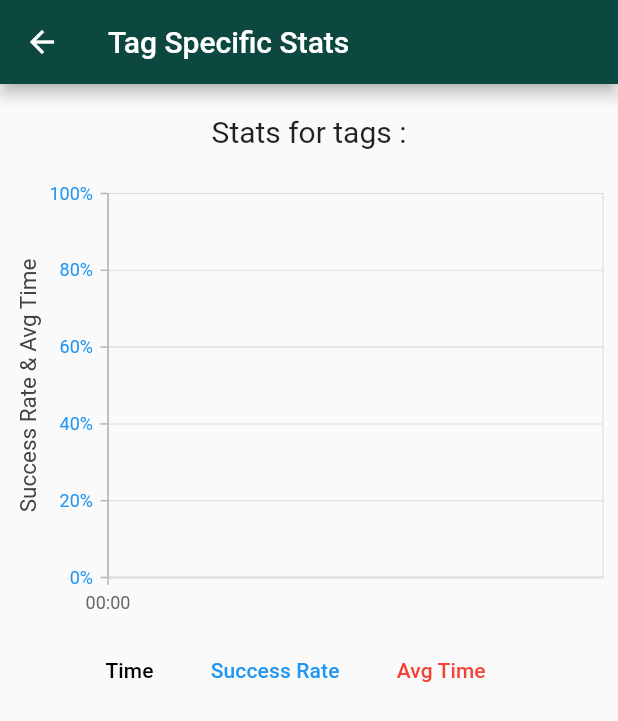
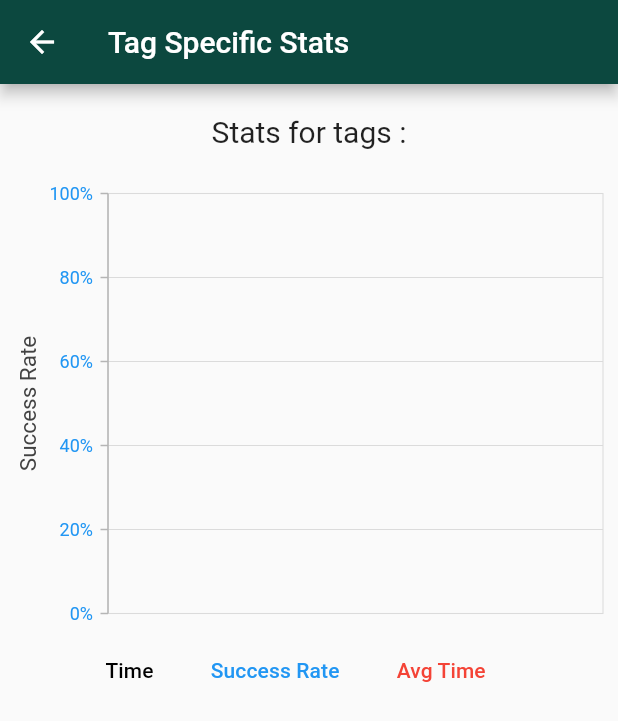
Before and after one commit to Moa1er/LinguaVocab, a Flutter app: the StatIndivPage screen opened directly with empty values, on a phone screen of 412 x 824 dp. Shown: the top 721 px of the screen. Run offline on Flutter 3.47's test engine with Material 2 defaults, Android fonts, the phone set to English and light mode, and no system bars; our stand-ins replace permission_handler, syncfusion_flutter_charts; statements that could not run were skipped.

Commit message:
curve on graph now same orientation

```diff
--- a/lib/pages/stat_indiv_page.dart
+++ b/lib/pages/stat_indiv_page.dart
@@ -20,6 +20,12 @@ class _StatIndivPageState extends State<StatIndivPage> {
   late List<StatisticData> dataForGivenTags;
   // Variables to handle sorting
   bool _sortAscending = true;
+
+  final ZoomPanBehavior _zoomPanBehavior = ZoomPanBehavior(
+    enablePanning: true,
+    enablePinching: true,
+    zoomMode: ZoomMode.x,  // Here, we're enabling zooming only on the x-axis; you can adjust as needed
+  );
 
   void _onSort(int columnIndex, bool ascending) {
     setState(() {
@@ -66,12 +72,15 @@ class _StatIndivPageState extends State<StatIndivPage> {
               ),
             ),
             const SizedBox(height: 20),
-            // Adding the Syncfusion chart here:
             SfCartesianChart(
-              primaryXAxis: DateTimeAxis(),
+              zoomPanBehavior: _zoomPanBehavior,
+              primaryXAxis: CategoryAxis(
+                isVisible: false,
+              ),
+              // primaryXAxis: DateTimeAxis(),
               primaryYAxis: NumericAxis(
                 labelFormat: '{value}%',
-                title: AxisTitle(text: 'Success Rate & Avg Time'),
+                title: AxisTitle(text: 'Success Rate'),
                 minimum: 0,
                 maximum: 100,
                 labelStyle: const TextStyle(color: Colors.blue),
@@ -81,28 +90,33 @@ class _StatIndivPageState extends State<StatIndivPage> {
                   opposedPosition: true,
                   name: 'AvgTime',
                   labelFormat: '{value}ms',
+                  isInversed: true,
                   labelStyle: const TextStyle(color: Colors.red),
                 ),
               ],
               series: <ChartSeries>[
-                LineSeries<StatisticData, DateTime>(
+                LineSeries<StatisticData, String>(
+                // LineSeries<StatisticData, DateTime>(
                   name: 'Success Rate',
                   color: Colors.blue,
                   dataSource: dataForGivenTags,
-                  xValueMapper: (data, _) => DateTime.fromMillisecondsSinceEpoch(data.timestamp),
+                  // xValueMapper: (data, _) => DateTime.fromMillisecondsSinceEpoch(data.timestamp),
+                  xValueMapper: (data, _) => DateTime.fromMillisecondsSinceEpoch(data.timestamp).toString(),
                   yValueMapper: (data, _) => data.successRate,
                 ),
-                LineSeries<StatisticData, DateTime>(
+                LineSeries<StatisticData, String>(
+                // LineSeries<StatisticData, DateTime>(
                   name: 'Avg Time',
                   yAxisName: 'AvgTime',
                   color: Colors.red,
                   dataSource: dataForGivenTags,
-                  xValueMapper: (data, _) => DateTime.fromMillisecondsSinceEpoch(data.timestamp),
+                  // xValueMapper: (data, _) => DateTime.fromMillisecondsSinceEpoch(data.timestamp),
+                  xValueMapper: (data, _) => DateTime.fromMillisecondsSinceEpoch(data.timestamp).toString(),
                   yValueMapper: (data, _) => data.avgRespTime,
                 ),
               ],
             ),
-          DataTable(
+            DataTable(
               columnSpacing: 20,
               columns: [
                 DataColumn(
```
